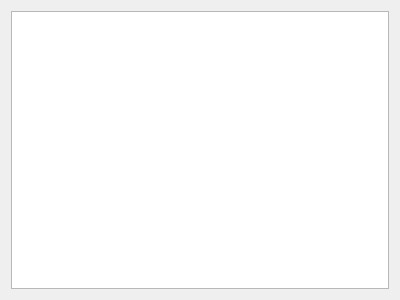
The window that forms/textArea.ui (kpicul/OceanEdit-python) describes before a commit, drawn with Qt 5.
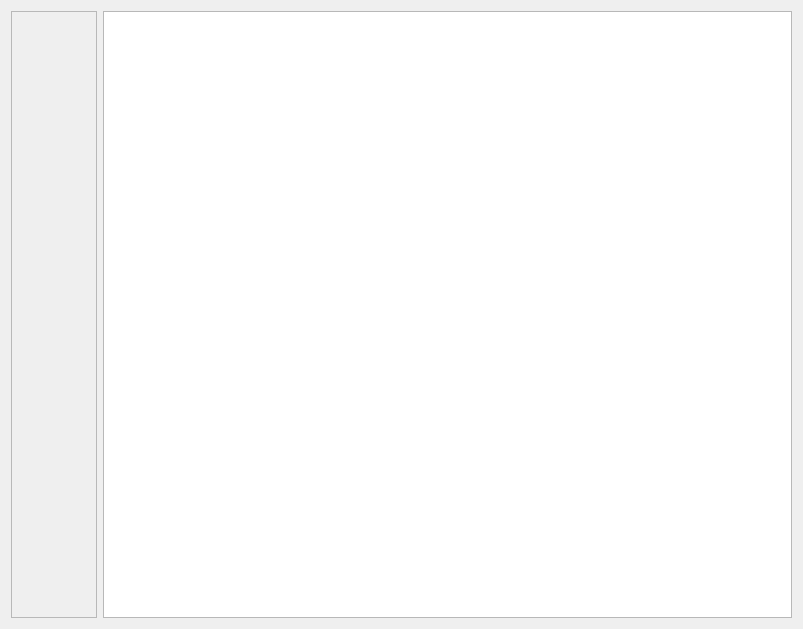
The same window after the commit.

Commit message: Adding line number area.

What changed in the file:
```diff
--- a/forms/textArea.ui
+++ b/forms/textArea.ui
@@ -6,15 +6,55 @@
    <rect>
     <x>0</x>
     <y>0</y>
-    <width>400</width>
-    <height>300</height>
+    <width>803</width>
+    <height>629</height>
    </rect>
   </property>
   <property name="windowTitle">
    <string>Form</string>
   </property>
-  <layout class="QGridLayout" name="gridLayout_2">
-   <item row="0" column="0">
+  <layout class="QHBoxLayout" name="horizontalLayout">
+   <item>
+    <widget class="QPlainTextEdit" name="lineNumberArea">
+     <property name="enabled">
+      <bool>false</bool>
+     </property>
+     <property name="sizePolicy">
+      <sizepolicy hsizetype="Preferred" vsizetype="Expanding">
+       <horstretch>0</horstretch>
+       <verstretch>0</verstretch>
+      </sizepolicy>
+     </property>
+     <property name="minimumSize">
+      <size>
+       <width>0</width>
+       <height>0</height>
+      </size>
+     </property>
+     <property name="maximumSize">
+      <size>
+       <width>16777215</width>
+       <height>16777215</height>
+      </size>
+     </property>
+     <property name="baseSize">
+      <size>
+       <width>0</width>
+       <height>0</height>
+      </size>
+     </property>
+     <property name="verticalScrollBarPolicy">
+      <enum>Qt::ScrollBarAlwaysOff</enum>
+     </property>
+     <property name="horizontalScrollBarPolicy">
+      <enum>Qt::ScrollBarAlwaysOff</enum>
+     </property>
+     <property name="sizeAdjustPolicy">
+      <enum>QAbstractScrollArea::AdjustToContents</enum>
+     </property>
+    </widget>
+   </item>
+   <item>
     <widget class="QPlainTextEdit" name="editorArea"/>
    </item>
   </layout>
```
The commit also changes 1 other file.
